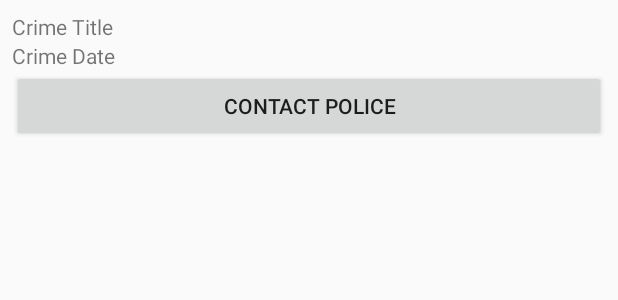
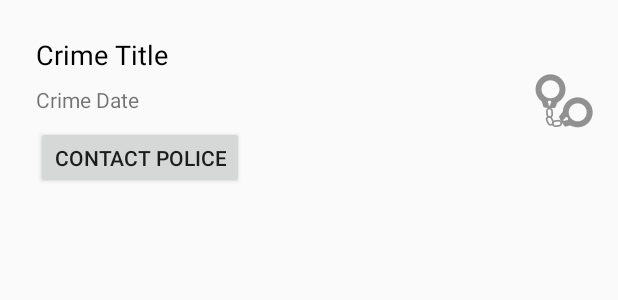
Before and after one commit to paularintaharri/CriminalIntent, an Android app: the layout list_item_crime_police.xml on its own in the app's theme, with its tools: preview values and no code run, on a phone screen of 412 x 824 dp. Shown: the top 300 px of the screen. Run offline under Robolectric (Android 15) with nearby library versions, the phone set to English and light mode, and no system bars.

Commit message:
Capter 9

```diff
--- a/app/src/main/java/com/bignerdranch/android/criminalintent/CrimeLab.java
+++ b/app/src/main/java/com/bignerdranch/android/criminalintent/CrimeLab.java
@@ -27,6 +27,7 @@ public class CrimeLab {
             Crime crime = new Crime();
             crime.setTitle("Crime #" + i);
             crime.setSolved(i % 2 == 0); // Every other one
+            crime.setRequiresPolice(i % 3 == 0);
             mCrimes.add(crime);
         }
     }
--- a/app/src/main/res/layout/list_item_crime_police.xml
+++ b/app/src/main/res/layout/list_item_crime_police.xml
@@ -1,25 +1,69 @@
 <?xml version="1.0" encoding="utf-8"?>
-<LinearLayout xmlns:android="http://schemas.android.com/apk/res/android"
-    android:orientation="vertical"
+<android.support.constraint.ConstraintLayout xmlns:android="http://schemas.android.com/apk/res/android"
+    xmlns:app="http://schemas.android.com/apk/res-auto"
+    xmlns:tools="http://schemas.android.com/tools"
+    android:id="@+id/linearLayout2"
     android:layout_width="match_parent"
     android:layout_height="wrap_content"
-    android:padding="8dp">
+    android:orientation="vertical"
+    android:padding="8dp"
+    tools:layout_editor_absoluteY="81dp">
 
     <TextView
         android:id="@+id/crime_title"
-        android:layout_width="match_parent"
+        android:layout_width="0dp"
         android:layout_height="wrap_content"
-        android:text="Crime Title"/>
+        android:layout_marginEnd="8dp"
+        android:layout_marginStart="16dp"
+        android:layout_marginTop="16dp"
+        android:text="Crime Title"
+        android:textColor="@android:color/black"
+        android:textSize="18sp"
+        app:layout_constraintEnd_toStartOf="@+id/crime_solved"
+        app:layout_constraintStart_toStartOf="parent"
+        app:layout_constraintTop_toTopOf="parent"
+        tools:layout_conversion_absoluteHeight="19dp"
+        tools:layout_conversion_absoluteWidth="368dp" />
 
     <TextView
         android:id="@+id/crime_date"
-        android:layout_width="match_parent"
+        android:layout_width="0dp"
         android:layout_height="wrap_content"
-        android:text="Crime Date"/>
+        android:layout_marginEnd="8dp"
+        android:layout_marginStart="16dp"
+        android:layout_marginTop="8dp"
+        android:text="Crime Date"
+        app:layout_constraintEnd_toStartOf="@+id/crime_solved"
+        app:layout_constraintStart_toStartOf="parent"
+        app:layout_constraintTop_toBottomOf="@+id/crime_title"
+        tools:layout_conversion_absoluteHeight="19dp"
+        tools:layout_conversion_absoluteWidth="368dp" />
 
     <Button
-        android:id="@+id/contact_police_button"
-        android:layout_width="match_parent"
+        android:id="@+id/contact_police"
+        android:layout_width="wrap_content"
+        android:layout_height="42dp"
+        android:layout_marginEnd="8dp"
+        android:layout_marginStart="16dp"
+        android:layout_marginTop="8dp"
+        android:elevation="0dp"
+        android:text="Contact Police"
+        app:layout_constraintEnd_toStartOf="@+id/crime_solved"
+        app:layout_constraintHorizontal_bias="0.0"
+        app:layout_constraintStart_toStartOf="parent"
+        app:layout_constraintTop_toBottomOf="@+id/crime_date"
+        tools:layout_conversion_absoluteHeight="48dp"
+        tools:layout_conversion_absoluteWidth="368dp" />
+
+    <ImageView
+        android:id="@+id/crime_solved"
+        android:layout_width="wrap_content"
         android:layout_height="wrap_content"
-        android:text="Contact Police"/>
-</LinearLayout>
+        android:layout_marginBottom="8dp"
+        android:layout_marginEnd="8dp"
+        android:layout_marginTop="8dp"
+        app:layout_constraintBottom_toBottomOf="parent"
+        app:layout_constraintEnd_toEndOf="parent"
+        app:layout_constraintTop_toTopOf="parent"
+        app:srcCompat="@drawable/ic_solved" />
+</android.support.constraint.ConstraintLayout>
--- a/app/src/main/res/values/strings.xml
+++ b/app/src/main/res/values/strings.xml
@@ -4,4 +4,5 @@
     <string name="crime_title_label">Title</string>
     <string name="crime_details_label">Details</string>
     <string name="crime_solved_label">Solved</string>
+    <string name="contact_police">Contact police</string>
 </resources>
```
Also changed, not shown: app/src/main/java/com/bignerdranch/android/criminalintent/CrimeListFragment.java (+47 -4 lines), app/src/main/res/layout/list_item_crime.xml (+39 -8 lines), app/src/main/res/drawable-hdpi/ic_solved.png (added), app/src/main/res/drawable-mdpi/ic_solved.png (added), app/src/main/res/drawable-xhdpi/ic_solved.png (added), app/src/main/res/drawable-xxhdpi/ic_solved.png (added), app/src/main/res/drawable-xxxhdpi/ic_solved.png (added).
